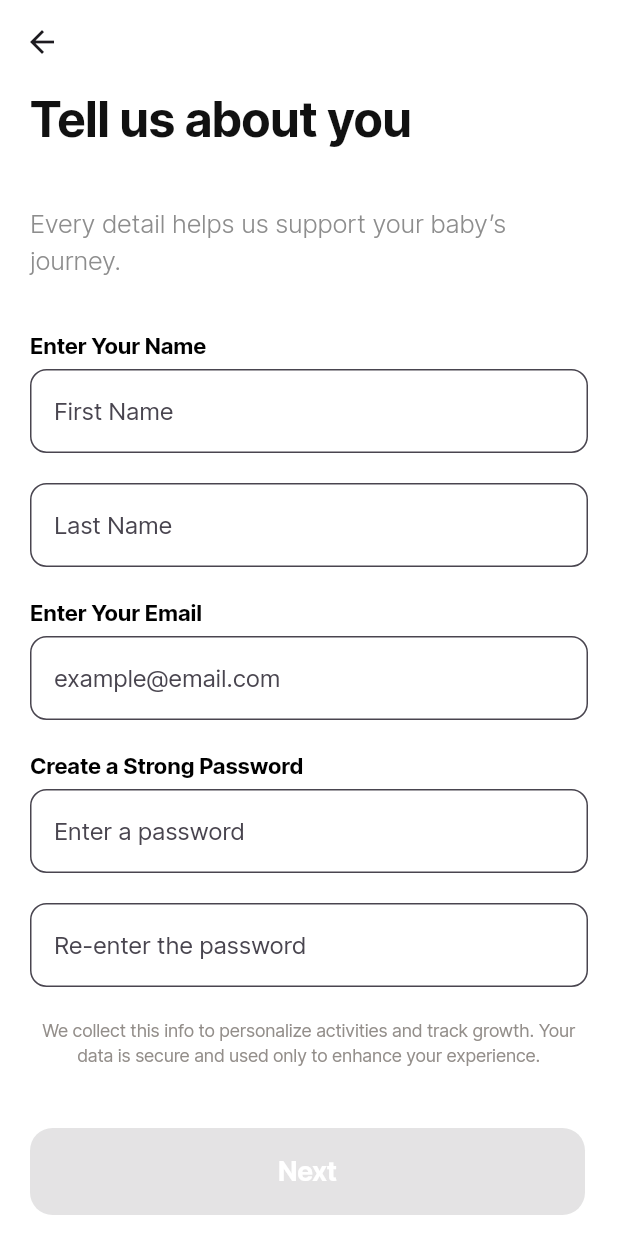
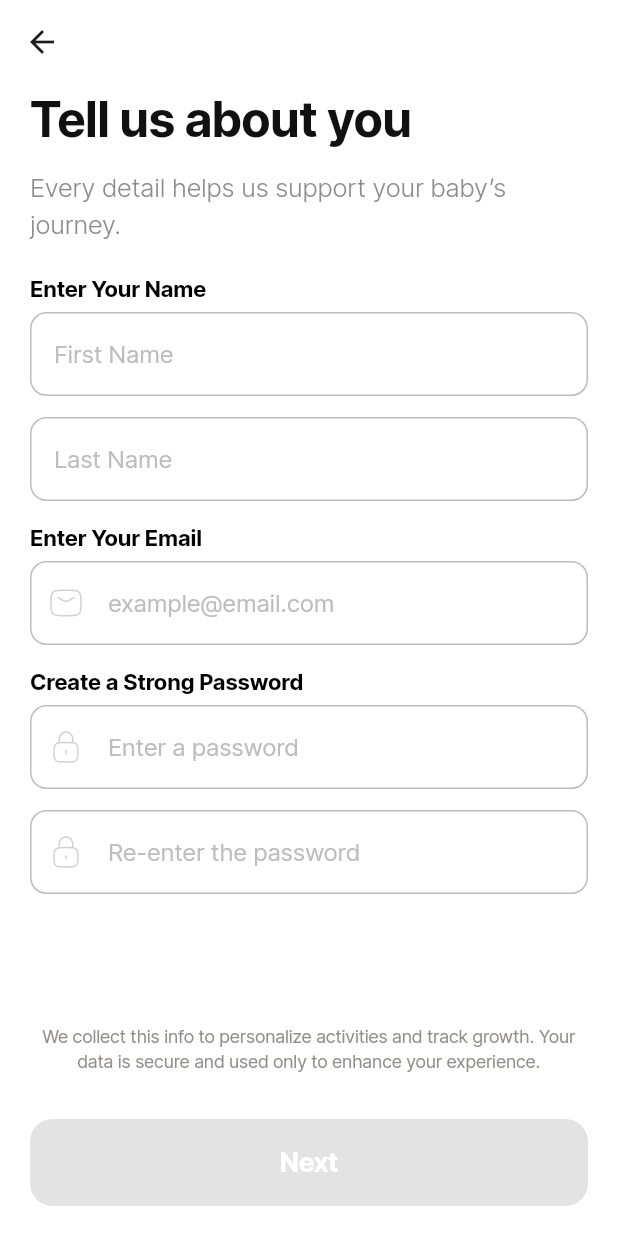
Before and after one commit to BondTime-New/Bondtime-App, a Flutter app: the SignUpScreen screen opened by its route, on a phone screen of 412 x 824 dp. Run offline on Flutter 3.47's test engine with Material 3 defaults, Android fonts, the phone set to English and light mode, and no system bars; our stand-ins replace flutter_svg.

Commit message:
sign up and sign in screens integrated with responsive back button and with validations

```diff
--- a/lib/sign_up_screen.dart
+++ b/lib/sign_up_screen.dart
@@ -1,4 +1,5 @@
 import 'package:flutter/material.dart';
+import 'package:flutter_svg/flutter_svg.dart';
 
 class SignUpScreen extends StatefulWidget {
   const SignUpScreen({super.key});
@@ -15,25 +16,23 @@ class _SignUpScreenState extends State<SignUpScreen> {
   final TextEditingController _confirmPasswordController =
       TextEditingController();
 
-  final FocusNode _firstNameFocus = FocusNode();
-  final FocusNode _lastNameFocus = FocusNode();
-  final FocusNode _emailFocus = FocusNode();
-  final FocusNode _passwordFocus = FocusNode();
-  final FocusNode _confirmPasswordFocus = FocusNode();
-
   bool _isFormValid = false;
   bool _isPasswordVisible = false;
   bool _isConfirmPasswordVisible = false;
 
   String? _emailError;
   String? _passwordError;
+  bool _isEmailValid = true;
 
   @override
   void initState() {
     super.initState();
     _firstNameController.addListener(_validateForm);
     _lastNameController.addListener(_validateForm);
-    _emailController.addListener(_validateForm);
+    _emailController.addListener(() {
+      _validateEmail();
+      _validateForm();
+    });
     _passwordController.addListener(_validateForm);
     _confirmPasswordController.addListener(_validateForm);
   }
@@ -45,18 +44,10 @@ class _SignUpScreenState extends State<SignUpScreen> {
     _emailController.dispose();
     _passwordController.dispose();
     _confirmPasswordController.dispose();
-
-    _firstNameFocus.dispose();
-    _lastNameFocus.dispose();
-    _emailFocus.dispose();
-    _passwordFocus.dispose();
-    _confirmPasswordFocus.dispose();
-
     super.dispose();
   }
 
   void _validateForm() {
-    _validateEmail();
     _validatePassword();
 
     setState(() {
@@ -65,7 +56,7 @@ class _SignUpScreenState extends State<SignUpScreen> {
           _emailController.text.isNotEmpty &&
           _passwordController.text.isNotEmpty &&
           _confirmPasswordController.text.isNotEmpty &&
-          _emailError == null &&
+          _isEmailValid &&
           _passwordError == null;
     });
   }
@@ -75,11 +66,10 @@ class _SignUpScreenState extends State<SignUpScreen> {
     final emailRegex =
         RegExp(r"^[a-zA-Z0-9._%+-]+@[a-zA-Z0-9.-]+\.[a-zA-Z]{2,}$");
 
-    if (email.isEmpty || !emailRegex.hasMatch(email)) {
-      _emailError = "Please enter a valid email address";
-    } else {
-      _emailError = null;
-    }
+    setState(() {
+      _isEmailValid = email.isEmpty || emailRegex.hasMatch(email);
+      _emailError = _isEmailValid ? null : "Please enter a valid email address";
+    });
   }
 
   void _validatePassword() {
@@ -102,22 +92,22 @@ class _SignUpScreenState extends State<SignUpScreen> {
 
   @override
   Widget build(BuildContext context) {
-    return Container(
-      color: Colors.white, // Ensures the entire background remains white
-      child: Scaffold(
-        backgroundColor: Colors.white, // Ensures Scaffold itself is also white
+    return Scaffold(
+      backgroundColor: Colors.white,
       appBar: AppBar(
         leading: IconButton(
           icon: const Icon(Icons.arrow_back),
-            onPressed: () {
-              Navigator.pop(
-                  context); // This will navigate back to the previous screen
-            },
+          onPressed: () => Navigator.pop(context),
         ),
         elevation: 0,
         backgroundColor: Colors.transparent,
       ),
-        body: SingleChildScrollView(
+      body: LayoutBuilder(
+        builder: (context, constraints) {
+          return Column(
+            children: [
+              Expanded(
+                child: SingleChildScrollView(
                   padding: const EdgeInsets.symmetric(horizontal: 20),
                   child: Column(
                     crossAxisAlignment: CrossAxisAlignment.start,
@@ -131,7 +121,7 @@ class _SignUpScreenState extends State<SignUpScreen> {
                           color: Color(0xFF111111),
                         ),
                       ),
-              const SizedBox(height: 34),
+                      const SizedBox(height: 10),
                       const Text(
                         "Every detail helps us support your baby’s journey.",
                         style: TextStyle(
@@ -141,26 +131,25 @@ class _SignUpScreenState extends State<SignUpScreen> {
                           color: Color(0xFF8D8D8D),
                         ),
                       ),
-              const SizedBox(height: 34),
+                      const SizedBox(height: 20),
                       _buildLabeledTextField("Enter Your Name", "First Name",
-                  _firstNameController, _firstNameFocus),
-              const SizedBox(height: 20),
+                          _firstNameController),
+                      const SizedBox(height: 14),
                       _buildLabeledTextField(
-                  "", "Last Name", _lastNameController, _lastNameFocus),
-              const SizedBox(height: 20),
+                          "", "Last Name", _lastNameController),
+                      const SizedBox(height: 14),
                       _buildLabeledTextField(
                         "Enter Your Email",
                         "example@email.com",
                         _emailController,
-                _emailFocus,
-                errorText: _emailError,
+                        errorText: _isEmailValid ? null : _emailError,
+                        svgIconPath: "assets/images/email.svg",
                       ),
-              const SizedBox(height: 20),
+                      const SizedBox(height: 14),
                       _buildLabeledTextField(
                         "Create a Strong Password",
                         "Enter a password",
                         _passwordController,
-                _passwordFocus,
                         isPassword: true,
                         isPasswordVisible: _isPasswordVisible,
                         togglePasswordVisibility: () {
@@ -168,24 +157,31 @@ class _SignUpScreenState extends State<SignUpScreen> {
                             _isPasswordVisible = !_isPasswordVisible;
                           });
                         },
+                        svgIconPath: "assets/images/pw.svg",
                       ),
-              const SizedBox(height: 20),
+                      const SizedBox(height: 14),
                       _buildLabeledTextField(
                         "",
                         "Re-enter the password",
                         _confirmPasswordController,
-                _confirmPasswordFocus,
                         isPassword: true,
                         isPasswordVisible: _isConfirmPasswordVisible,
                         togglePasswordVisibility: () {
                           setState(() {
-                    _isConfirmPasswordVisible = !_isConfirmPasswordVisible;
+                            _isConfirmPasswordVisible =
+                                !_isConfirmPasswordVisible;
                           });
                         },
                         errorText: _passwordError,
+                        svgIconPath: "assets/images/pw.svg",
                       ),
-              const SizedBox(height: 20),
-              const Text(
+                    ],
+                  ),
+                ),
+              ),
+              const Padding(
+                padding: EdgeInsets.symmetric(horizontal: 20, vertical: 10),
+                child: Text(
                   "We collect this info to personalize activities and track growth. Your data is secure and used only to enhance your experience.",
                   textAlign: TextAlign.center,
                   style: TextStyle(
@@ -195,14 +191,17 @@ class _SignUpScreenState extends State<SignUpScreen> {
                     color: Color(0xFF938E8A),
                   ),
                 ),
-              const SizedBox(height: 40),
-              ElevatedButton(
+              ),
+              Padding(
+                padding:
+                    const EdgeInsets.symmetric(horizontal: 20, vertical: 20),
+                child: ElevatedButton(
                   onPressed: _isFormValid ? _onSubmit : null,
                   style: ElevatedButton.styleFrom(
                     backgroundColor: _isFormValid
                         ? const Color(0xFF111111)
                         : Colors.grey.shade400,
-                  minimumSize: const Size(370, 58),
+                    minimumSize: const Size(double.infinity, 58),
                     shape: RoundedRectangleBorder(
                         borderRadius: BorderRadius.circular(15)),
                   ),
@@ -216,10 +215,10 @@ class _SignUpScreenState extends State<SignUpScreen> {
                     ),
                   ),
                 ),
-              const SizedBox(height: 20),
+              ),
             ],
-          ),
-        ),
+          );
+        },
       ),
     );
   }
@@ -227,12 +226,12 @@ class _SignUpScreenState extends State<SignUpScreen> {
   Widget _buildLabeledTextField(
     String label,
     String hint,
-    TextEditingController controller,
-    FocusNode focusNode, {
+    TextEditingController controller, {
     bool isPassword = false,
     bool isPasswordVisible = false,
     VoidCallback? togglePasswordVisibility,
     String? errorText,
+    String? svgIconPath,
   }) {
     return Column(
       crossAxisAlignment: CrossAxisAlignment.start,
@@ -250,17 +249,32 @@ class _SignUpScreenState extends State<SignUpScreen> {
         if (label.isNotEmpty) const SizedBox(height: 5),
         TextField(
           controller: controller,
-          focusNode: focusNode,
           obscureText: isPassword && !isPasswordVisible,
+          keyboardType: TextInputType.text,
           decoration: InputDecoration(
             filled: true,
             fillColor: Colors.white,
             hintText: hint,
+            hintStyle: const TextStyle(
+                color: Color(0xFFBDBDBD)), // Placeholder text color changed
             errorText: errorText,
+            prefixIcon: svgIconPath != null
+                ? Padding(
+                    padding: const EdgeInsets.all(12.0),
+                    child: SvgPicture.asset(svgIconPath, height: 20, width: 20),
+                  )
+                : null,
             border: OutlineInputBorder(
               borderRadius: BorderRadius.circular(11),
-              borderSide:
-                  const BorderSide(color: Color(0xFFBDBDBD), width: 1.5),
+              borderSide: const BorderSide(color: Color(0xFFBDBDBD)),
+            ),
+            enabledBorder: OutlineInputBorder(
+              borderRadius: BorderRadius.circular(11),
+              borderSide: const BorderSide(color: Color(0xFFBDBDBD)),
+            ),
+            focusedBorder: OutlineInputBorder(
+              borderRadius: BorderRadius.circular(11),
+              borderSide: const BorderSide(color: Colors.black),
             ),
           ),
         ),
```
Also changed, not shown: pubspec.yaml (line endings or trailing spaces). Lines whose indentation alone changed are shown as unchanged.
